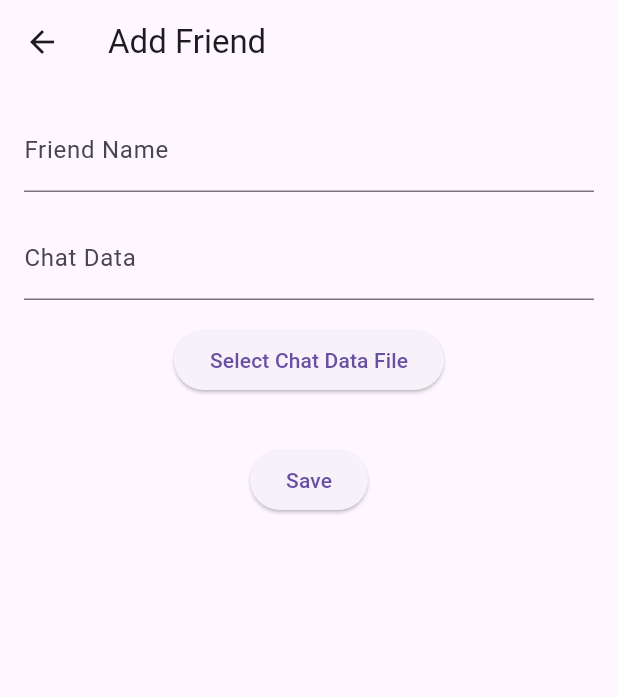
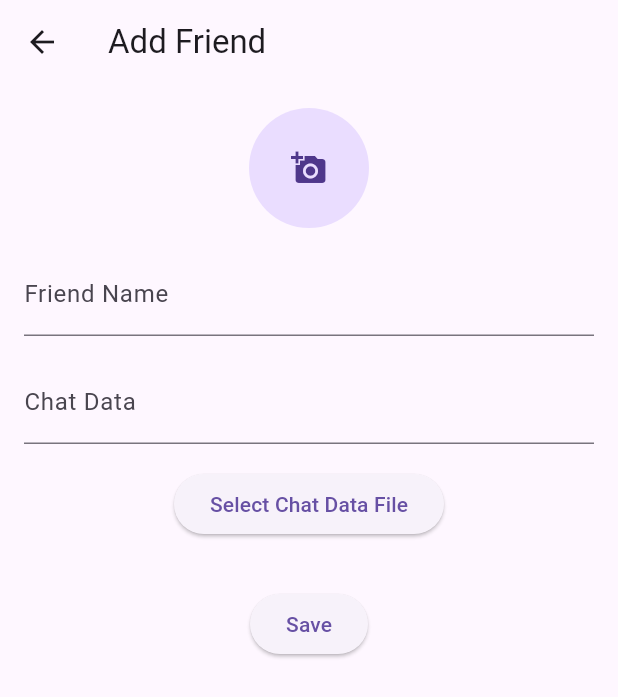
Before and after one commit to HeyHO2154/SOL-Talk, a Flutter app: the FriendsAddPage screen opened directly, on a phone screen of 412 x 824 dp. Shown: the top 697 px of the screen. Run offline on Flutter 3.47's test engine with Material 3 defaults, Android fonts, the phone set to English and light mode, and no system bars; our stand-ins replace device_info_plus, file_picker, image_picker, permission_handler, shared_preferences; accounts and stored records are empty.

Commit message:
프로필 사진 등록 및 버그수정

```diff
--- a/frontend/lib/Friends/Friends_Add.dart
+++ b/frontend/lib/Friends/Friends_Add.dart
@@ -1,6 +1,7 @@
 import 'dart:io';
 import 'package:flutter/material.dart';
 import 'package:file_picker/file_picker.dart';
+import 'package:image_picker/image_picker.dart'; // 이미지 선택을 위한 패키지
 import 'package:permission_handler/permission_handler.dart'; // 권한 요청을 위해 추가
 import 'package:device_info_plus/device_info_plus.dart'; // 디바이스 정보 가져오기
 
@@ -14,6 +15,9 @@ class _FriendsAddPageState extends State<FriendsAddPage> {
   String _name = '';
   String _chatData = '';
   String _filePath = ''; // 선택된 파일 경로
+  File? _profileImage; // 프로필 이미지 파일 저장 변수
+
+  final ImagePicker _picker = ImagePicker(); // 이미지 선택을 위한 객체
 
   // 외부 저장소 권한 요청 및 확인 함수
   Future<void> _checkAndRequestStoragePermission() async {
@@ -58,6 +62,17 @@ class _FriendsAddPageState extends State<FriendsAddPage> {
       } else {
         _showPermissionDialog();
       }
+    }
+  }
+
+  // 프로필 이미지 선택 함수
+  Future<void> _pickProfileImage() async {
+    final pickedFile = await _picker.pickImage(source: ImageSource.gallery);
+
+    if (pickedFile != null) {
+      setState(() {
+        _profileImage = File(pickedFile.path); // 선택한 이미지 파일 저장
+      });
     }
   }
 
@@ -128,6 +143,7 @@ class _FriendsAddPageState extends State<FriendsAddPage> {
       Navigator.pop(context, {
         'name': _name,
         'chatData': _chatData,
+        'profileImage': _profileImage?.path, // 프로필 이미지 경로 저장
       });
     }
   }
@@ -144,6 +160,19 @@ class _FriendsAddPageState extends State<FriendsAddPage> {
           key: _formKey,
           child: Column(
             children: [
+              // 프로필 사진 추가
+              GestureDetector(
+                onTap: _pickProfileImage, // 프로필 이미지 선택
+                child: CircleAvatar(
+                  radius: 40,
+                  backgroundImage:
+                  _profileImage != null ? FileImage(_profileImage!) : null,
+                  child: _profileImage == null
+                      ? Icon(Icons.add_a_photo)
+                      : null, // 기본 프로필 이미지가 없으면 아이콘 표시
+                ),
+              ),
+              SizedBox(height: 16),
               // 친구 이름 입력
               TextFormField(
                 decoration: InputDecoration(labelText: 'Friend Name'),
--- a/frontend/pubspec.yaml
+++ b/frontend/pubspec.yaml
@@ -34,6 +34,7 @@ dependencies:
   file_picker: ^5.2.0
   permission_handler: ^10.2.0
   device_info_plus: ^9.0.2
+  image_picker: ^0.8.5+3
 
 
   # The following adds the Cupertino Icons font to your application.
```
Also changed, not shown: frontend/lib/Friends/Friends_List.dart (+32 -12 lines), frontend/pubspec.lock.
